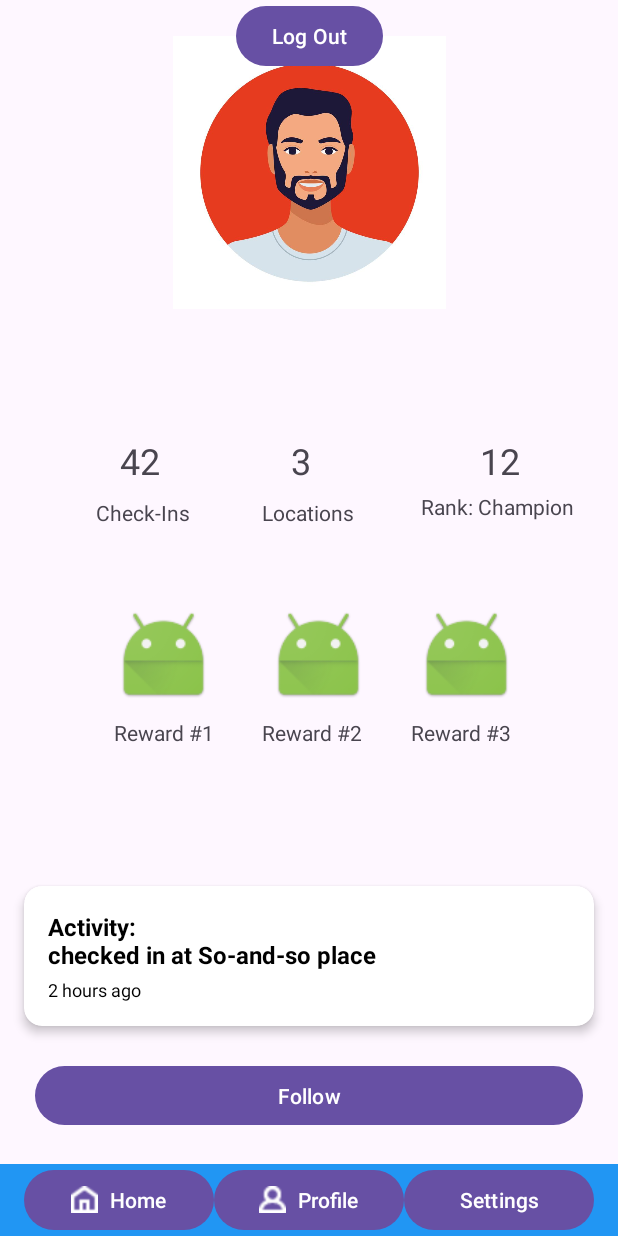
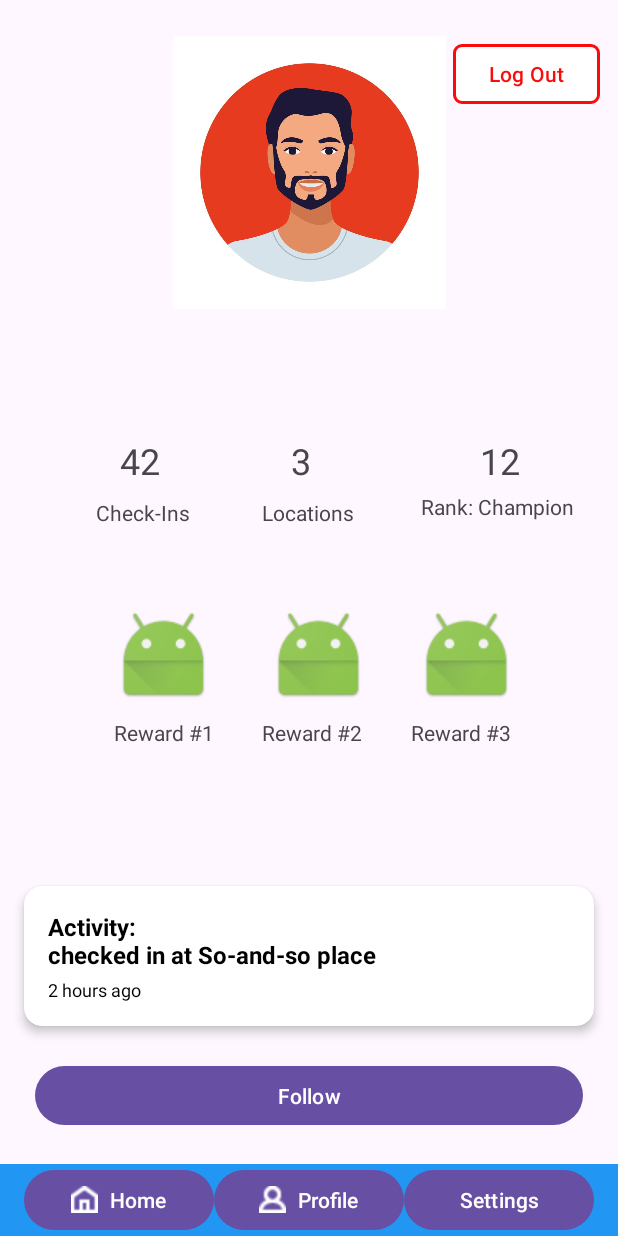
Before and after one commit to DanielOrlov/Mobile-dev-Project, an Android app: the UserProfileActivity screen opened directly, with no data from a screen before it, on a phone screen of 412 x 824 dp. Run offline under Robolectric (Android 15) with nearby library versions, the phone set to English and light mode, and no system bars; our stand-ins replace Firebase (no records; nobody signed in at launch, a user with empty details on screens opened directly), Room's generated code; libraries missing offline, so code that uses them is left out: com.facebook, com.facebook.login.

Commit message:
changed button colour - logout - cancel add location

```diff
--- a/app/src/main/res/layout/activity_user_profile.xml
+++ b/app/src/main/res/layout/activity_user_profile.xml
@@ -207,13 +207,21 @@
         app:layout_constraintStart_toStartOf="parent"
         app:layout_constraintTop_toBottomOf="@+id/feedId" />
 
-    <Button
+    <com.google.android.material.button.MaterialButton
         android:id="@+id/logoutId"
         android:layout_width="wrap_content"
         android:layout_height="wrap_content"
         android:text="Log Out"
+        android:textColor="#FA0C0C"
+        app:backgroundTint="@android:color/white"
+        app:cornerRadius="6dp"
+        app:layout_constraintBottom_toBottomOf="parent"
         app:layout_constraintEnd_toEndOf="parent"
+        app:layout_constraintHorizontal_bias="0.961"
         app:layout_constraintStart_toStartOf="parent"
-        tools:layout_editor_absoluteY="507dp" />
+        app:layout_constraintTop_toTopOf="parent"
+        app:layout_constraintVertical_bias="0.035"
+        app:strokeColor="#FA0C0C"
+        app:strokeWidth="2dp" />
 
 </androidx.constraintlayout.widget.ConstraintLayout>
--- a/app/src/main/res/layout/dialog_add_location_search.xml
+++ b/app/src/main/res/layout/dialog_add_location_search.xml
@@ -146,7 +146,7 @@
             android:text="Cancel"
             android:layout_marginEnd="12dp"
             android:background="@drawable/button_cancel_background"
-            android:textColor="#666666"
+            android:textColor="#FFFFFF"
             android:padding="12dp"
             android:textSize="16sp"/>
 
--- a/gradle/libs.versions.toml
+++ b/gradle/libs.versions.toml
@@ -1,5 +1,5 @@
 [versions]
-agp = "8.13.0"
+agp = "8.13.1"
 junit = "4.13.2"
 junitVersion = "1.3.0"
 espressoCore = "3.7.0"
```
